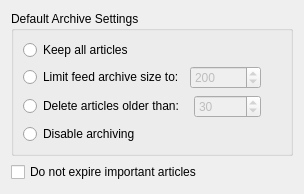
KDE/kdepim, file akregator/configuration/ui/settings_archive.ui: the form before one commit.
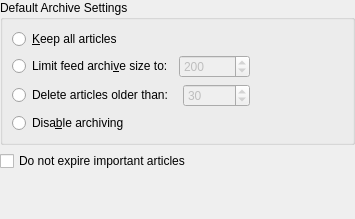
The form after the commit. Custom widgets are drawn as their Qt base class.

Commit message: Remove duplicate margin

Patch:
```diff
--- a/akregator/configuration/ui/settings_archive.ui
+++ b/akregator/configuration/ui/settings_archive.ui
@@ -3,7 +3,27 @@
  <author>Frank Osterfeld</author>
  <class>Akregator::SettingsArchive</class>
  <widget class="QWidget" name="Akregator::SettingsArchive">
+  <property name="geometry">
+   <rect>
+    <x>0</x>
+    <y>0</y>
+    <width>355</width>
+    <height>219</height>
+   </rect>
+  </property>
   <layout class="QVBoxLayout" name="verticalLayout" stretch="0,0,1">
+   <property name="leftMargin">
+    <number>0</number>
+   </property>
+   <property name="topMargin">
+    <number>0</number>
+   </property>
+   <property name="rightMargin">
+    <number>0</number>
+   </property>
+   <property name="bottomMargin">
+    <number>0</number>
+   </property>
    <item>
     <widget class="QGroupBox" name="groupBox">
      <property name="title">
@@ -13,14 +33,14 @@
       <item row="3" column="0">
        <widget class="QRadioButton" name="rb_DisableArchiving">
         <property name="text">
-         <string>Disable archiving</string>
+         <string>Disa&amp;ble archiving</string>
         </property>
        </widget>
       </item>
       <item row="0" column="0">
        <widget class="QRadioButton" name="rb_KeepAllArticles">
         <property name="text">
-         <string>Keep all articles</string>
+         <string>&amp;Keep all articles</string>
         </property>
        </widget>
       </item>
@@ -32,7 +52,7 @@
         <item>
          <widget class="QRadioButton" name="rb_LimitArticleNumber">
           <property name="text">
-           <string>Limit feed archive size to:</string>
+           <string>Limit feed archi&amp;ve size to:</string>
           </property>
          </widget>
         </item>
@@ -103,6 +123,9 @@
    </item>
    <item>
     <spacer>
+     <property name="orientation">
+      <enum>Qt::Vertical</enum>
+     </property>
      <property name="sizeHint" stdset="0">
       <size>
        <width>20</width>
```
Left out of the diff: 24 changed lines with no effect on the pictures. The commit also changes 6 other files.
